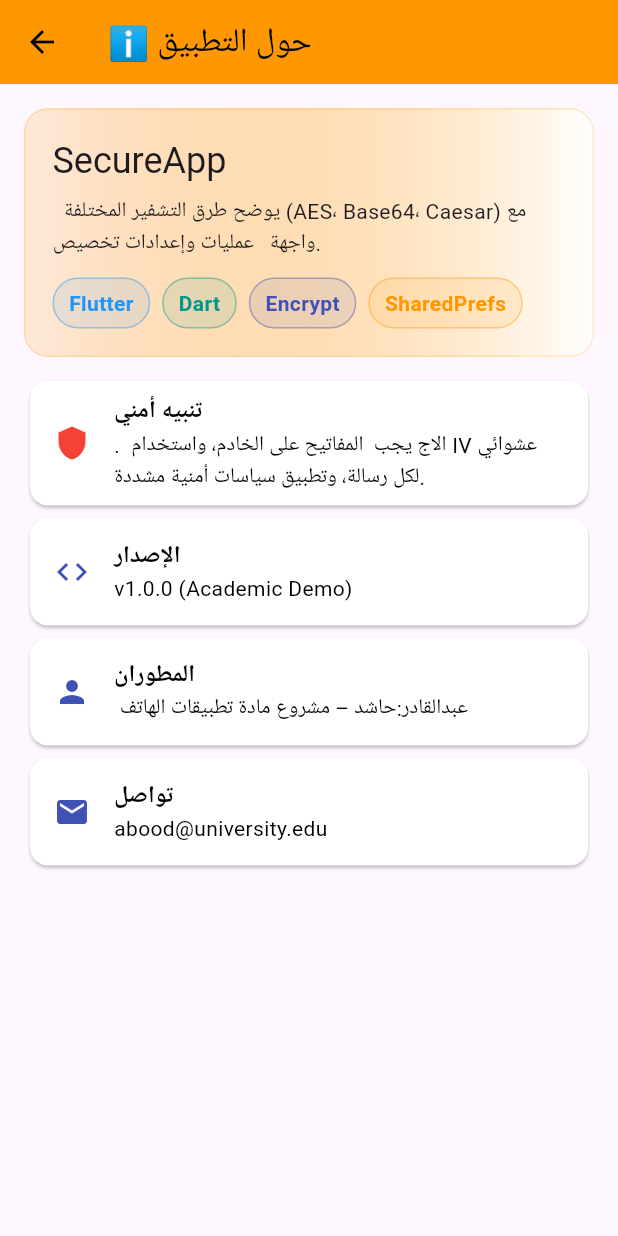
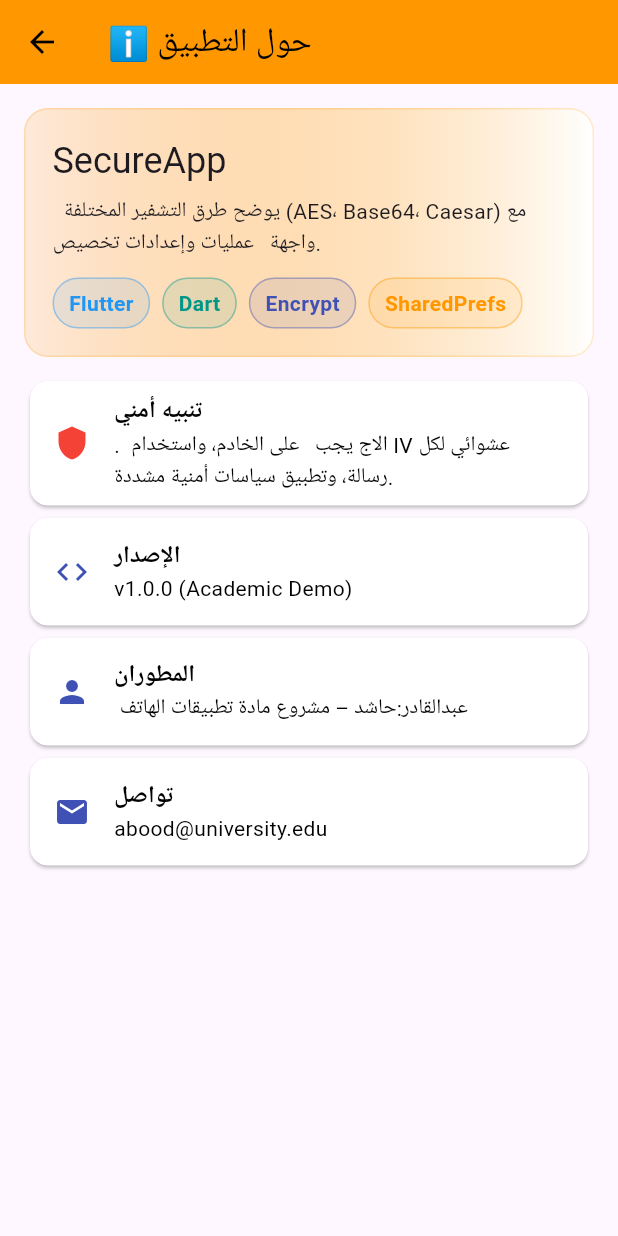
Before and after one commit to hashedalmaswi/my-project, a Flutter app: the AboutPage screen opened directly, on a phone screen of 412 x 824 dp. Run offline on Flutter 3.47's test engine with Material 3 defaults, Android fonts, the phone set to English and light mode, and no system bars; our stand-ins replace shared_preferences; missing offline and left inert: encrypt; accounts and stored records are empty.

```diff
--- a/lib/about_page.dart
+++ b/lib/about_page.dart
@@ -69,7 +69,7 @@
           ),
           const SizedBox(height: 12),
           _tile(Icons.shield, 'تنبيه أمني',
-              '.  الاج يجب  المفاتيح على الخادم، واستخدام IV عشوائي لكل رسالة، وتطبيق سياسات أمنية مشددة.',
+              '.  الاج يجب   على الخادم، واستخدام IV عشوائي لكل رسالة، وتطبيق سياسات أمنية مشددة.',
               color: Colors.red),
           _tile(Icons.code, 'الإصدار', 'v1.0.0 (Academic Demo)'),
           _tile(Icons.person, 'المطوران', ' عبدالقادر:حاشد – مشروع مادة تطبيقات الهاتف'),
```
